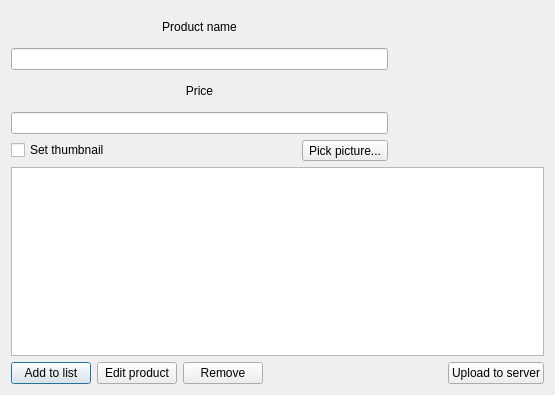
This is forms/addproductdialog.ui in iamOgunyinka/TragelPC as Qt 5 draws it before an edit. The edited form follows.
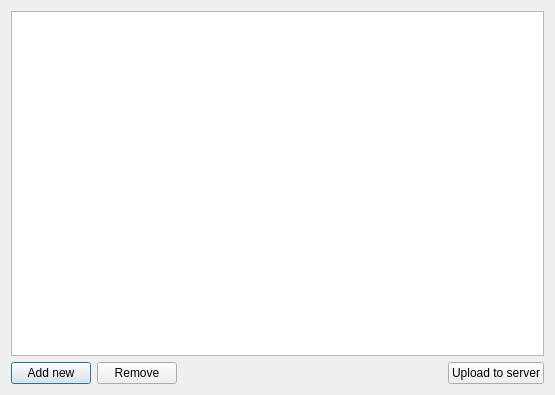
This is the edited form.

Commit message: Tweaked the product_model to fit the changes made to the server

Patch:
```diff
--- a/forms/addproductdialog.ui
+++ b/forms/addproductdialog.ui
@@ -14,83 +14,6 @@
    <string>Add product</string>
   </property>
   <layout class="QVBoxLayout" name="verticalLayout_2">
-   <item>
-    <layout class="QHBoxLayout" name="horizontalLayout_2">
-     <item>
-      <layout class="QVBoxLayout" name="verticalLayout">
-       <item>
-        <widget class="QLabel" name="label">
-         <property name="text">
-          <string>Product name</string>
-         </property>
-         <property name="alignment">
-          <set>Qt::AlignCenter</set>
-         </property>
-         <property name="buddy">
-          <cstring>label</cstring>
-         </property>
-        </widget>
-       </item>
-       <item>
-        <widget class="QLineEdit" name="name_edit"/>
-       </item>
-       <item>
-        <widget class="QLabel" name="label_2">
-         <property name="text">
-          <string>Price</string>
-         </property>
-         <property name="alignment">
-          <set>Qt::AlignCenter</set>
-         </property>
-         <property name="buddy">
-          <cstring>price_line</cstring>
-         </property>
-        </widget>
-       </item>
-       <item>
-        <widget class="QLineEdit" name="price_line"/>
-       </item>
-       <item>
-        <layout class="QHBoxLayout" name="horizontalLayout">
-         <item>
-          <widget class="QCheckBox" name="upload_checkbox">
-           <property name="text">
-            <string>Set thumbnail</string>
-           </property>
-          </widget>
-         </item>
-         <item>
-          <widget class="QToolButton" name="choose_image_button">
-           <property name="text">
-            <string>Pick picture...</string>
-           </property>
-          </widget>
-         </item>
-        </layout>
-       </item>
-      </layout>
-     </item>
-     <item>
-      <widget class="QLabel" name="image_preview">
-       <property name="minimumSize">
-        <size>
-         <width>150</width>
-         <height>150</height>
-        </size>
-       </property>
-       <property name="maximumSize">
-        <size>
-         <width>300</width>
-         <height>300</height>
-        </size>
-       </property>
-       <property name="text">
-        <string/>
-       </property>
-      </widget>
-     </item>
-    </layout>
-   </item>
    <item>
     <widget class="QTableView" name="product_view"/>
    </item>
@@ -99,14 +22,7 @@
      <item>
       <widget class="QPushButton" name="add_item_button">
        <property name="text">
-        <string>Add to list</string>
-       </property>
-      </widget>
-     </item>
-     <item>
-      <widget class="QPushButton" name="edit_item_button">
-       <property name="text">
-        <string>Edit product</string>
+        <string>Add new</string>
        </property>
       </widget>
      </item>
```
Left out of the diff: 22 changed lines with no effect on the pictures. The commit also changes 25 other files.
